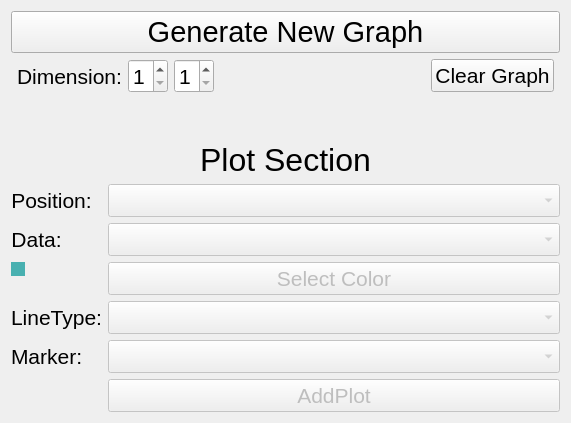
Before: the Qt Designer form View/GraphWindow.ui in BETRU21/GraphicGenerator, drawn with Qt 5.
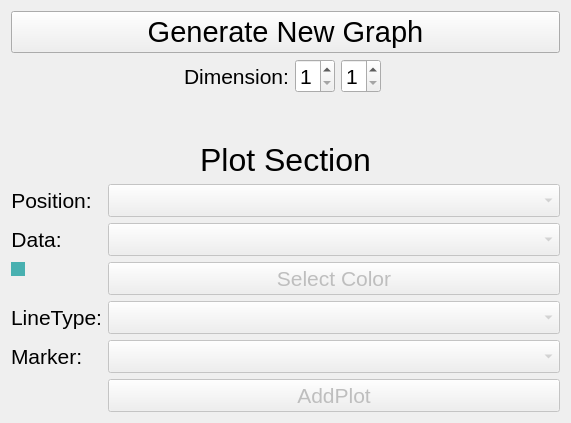
After: the same form once the commit is applied.

Patch:
```diff
--- a/View/GraphWindow.ui
+++ b/View/GraphWindow.ui
@@ -14,85 +14,40 @@
    <string>Form</string>
   </property>
   <layout class="QVBoxLayout" name="verticalLayout">
-   <item>
-    <spacer name="verticalSpacer_5">
-     <property name="orientation">
-      <enum>Qt::Vertical</enum>
-     </property>
-     <property name="sizeHint" stdset="0">
-      <size>
-       <width>20</width>
-       <height>40</height>
-      </size>
-     </property>
-    </spacer>
-   </item>
-   <item>
-    <spacer name="verticalSpacer_8">
-     <property name="orientation">
-      <enum>Qt::Vertical</enum>
-     </property>
-     <property name="sizeHint" stdset="0">
-      <size>
-       <width>20</width>
-       <height>40</height>
-      </size>
-     </property>
-    </spacer>
-   </item>
-   <item>
-    <spacer name="verticalSpacer_7">
-     <property name="orientation">
-      <enum>Qt::Vertical</enum>
-     </property>
-     <property name="sizeHint" stdset="0">
-      <size>
-       <width>20</width>
-       <height>40</height>
-      </size>
-     </property>
-    </spacer>
-   </item>
-   <item>
-    <spacer name="verticalSpacer_6">
-     <property name="orientation">
-      <enum>Qt::Vertical</enum>
-     </property>
-     <property name="sizeHint" stdset="0">
-      <size>
-       <width>20</width>
-       <height>40</height>
-      </size>
-     </property>
-    </spacer>
-   </item>
    <item>
     <layout class="QGridLayout" name="gridLayout_2">
-     <item row="1" column="5">
-      <widget class="QPushButton" name="pb_clear">
-       <property name="font">
-        <font>
-         <pointsize>16</pointsize>
-        </font>
+     <item row="1" column="4">
+      <spacer name="horizontalSpacer_2">
+       <property name="orientation">
+        <enum>Qt::Horizontal</enum>
        </property>
-       <property name="text">
-        <string>Clear Graph</string>
+       <property name="sizeHint" stdset="0">
+        <size>
+         <width>40</width>
+         <height>20</height>
+        </size>
        </property>
-      </widget>
+      </spacer>
      </item>
-     <item row="1" column="1">
-      <widget class="QLabel" name="label_3">
+     <item row="1" column="3">
+      <widget class="QSpinBox" name="sb_y">
+       <property name="maximumSize">
+        <size>
+         <width>40</width>
+         <height>16777215</height>
+        </size>
+       </property>
        <property name="font">
         <font>
          <pointsize>16</pointsize>
         </font>
        </property>
-       <property name="text">
-        <string>Dimension:</string>
+       <property name="minimum">
+        <number>1</number>
        </property>
       </widget>
      </item>
-     <item row="0" column="0" colspan="7">
+     <item row="0" column="0" colspan="6">
       <widget class="QPushButton" name="pb_dimension">
        <property name="font">
         <font>
@@ -104,6 +59,18 @@
        </property>
       </widget>
      </item>
+     <item row="1" column="1">
+      <widget class="QLabel" name="label_3">
+       <property name="font">
+        <font>
+         <pointsize>16</pointsize>
+        </font>
+       </property>
+       <property name="text">
+        <string>Dimension:</string>
+       </property>
+      </widget>
+     </item>
      <item row="1" column="2">
       <widget class="QSpinBox" name="sb_x">
        <property name="minimumSize">
@@ -128,26 +95,8 @@
        </property>
       </widget>
      </item>
-     <item row="1" column="3">
-      <widget class="QSpinBox" name="sb_y">
-       <property name="maximumSize">
-        <size>
-         <width>40</width>
-         <height>16777215</height>
-        </size>
-       </property>
-       <property name="font">
-        <font>
-         <pointsize>16</pointsize>
-        </font>
-       </property>
-       <property name="minimum">
-        <number>1</number>
-       </property>
-      </widget>
-     </item>
-     <item row="1" column="4">
-      <spacer name="horizontalSpacer_2">
+     <item row="1" column="0">
+      <spacer name="horizontalSpacer">
        <property name="orientation">
         <enum>Qt::Horizontal</enum>
        </property>
@@ -161,61 +110,22 @@
      </item>
     </layout>
    </item>
+   <item>
+    <spacer name="verticalSpacer">
+     <property name="orientation">
+      <enum>Qt::Vertical</enum>
+     </property>
+     <property name="sizeHint" stdset="0">
+      <size>
+       <width>20</width>
+       <height>40</height>
+      </size>
+     </property>
+    </spacer>
+   </item>
    <item>
     <layout class="QFormLayout" name="formLayout">
-     <item row="0" column="1">
-      <spacer name="verticalSpacer">
-       <property name="orientation">
-        <enum>Qt::Vertical</enum>
-       </property>
-       <property name="sizeHint" stdset="0">
-        <size>
-         <width>20</width>
-         <height>40</height>
-        </size>
-       </property>
-      </spacer>
-     </item>
-     <item row="1" column="1">
-      <spacer name="verticalSpacer_2">
-       <property name="orientation">
-        <enum>Qt::Vertical</enum>
-       </property>
-       <property name="sizeHint" stdset="0">
-        <size>
-         <width>20</width>
-         <height>40</height>
-        </size>
-       </property>
-      </spacer>
-     </item>
-     <item row="2" column="1">
-      <spacer name="verticalSpacer_3">
-       <property name="orientation">
-        <enum>Qt::Vertical</enum>
-       </property>
-       <property name="sizeHint" stdset="0">
-        <size>
-         <width>20</width>
-         <height>40</height>
-        </size>
-       </property>
-      </spacer>
-     </item>
-     <item row="3" column="1">
-      <spacer name="verticalSpacer_4">
-       <property name="orientation">
-        <enum>Qt::Vertical</enum>
-       </property>
-       <property name="sizeHint" stdset="0">
-        <size>
-         <width>20</width>
-         <height>40</height>
-        </size>
-       </property>
-      </spacer>
-     </item>
-     <item row="4" column="0" colspan="2">
+     <item row="0" column="0" colspan="2">
       <widget class="QLabel" name="label_5">
        <property name="font">
         <font>
@@ -230,7 +140,7 @@
        </property>
       </widget>
      </item>
-     <item row="5" column="0">
+     <item row="1" column="0">
       <widget class="QLabel" name="label_2">
        <property name="font">
         <font>
@@ -245,7 +155,7 @@
        </property>
       </widget>
      </item>
-     <item row="5" column="1">
+     <item row="1" column="1">
       <widget class="QComboBox" name="cmb_pos">
        <property name="enabled">
         <bool>false</bool>
@@ -257,7 +167,7 @@
        </property>
       </widget>
      </item>
-     <item row="6" column="0">
+     <item row="2" column="0">
       <widget class="QLabel" name="label">
        <property name="font">
         <font>
@@ -272,7 +182,7 @@
        </property>
       </widget>
      </item>
-     <item row="6" column="1">
+     <item row="2" column="1">
       <widget class="QComboBox" name="cmb_data">
        <property name="enabled">
         <bool>false</bool>
@@ -284,7 +194,7 @@
        </property>
       </widget>
      </item>
-     <item row="7" column="0">
+     <item row="3" column="0">
       <widget class="QCheckBox" name="ind_color">
        <property name="styleSheet">
         <string notr="true">QCheckBox::indicator{background-color: rgb(72, 176, 176);}</string>
@@ -294,7 +204,7 @@
        </property>
       </widget>
      </item>
-     <item row="7" column="1">
+     <item row="3" column="1">
       <widget class="QPushButton" name="pb_selectColor">
        <property name="enabled">
         <bool>false</bool>
@@ -312,7 +222,7 @@
        </property>
       </widget>
      </item>
-     <item row="8" column="0">
+     <item row="4" column="0">
       <widget class="QLabel" name="label_4">
        <property name="font">
         <font>
@@ -327,7 +237,7 @@
        </property>
       </widget>
      </item>
-     <item row="8" column="1">
+     <item row="4" column="1">
       <widget class="QComboBox" name="cmb_lineType">
        <property name="enabled">
         <bool>false</bool>
@@ -339,7 +249,7 @@
        </property>
       </widget>
      </item>
-     <item row="9" column="0">
+     <item row="5" column="0">
       <widget class="QLabel" name="label_6">
        <property name="font">
         <font>
@@ -351,7 +261,19 @@
        </property>
       </widget>
      </item>
-     <item row="10" column="1">
+     <item row="5" column="1">
+      <widget class="QComboBox" name="cmb_marker">
+       <property name="enabled">
+        <bool>false</bool>
+       </property>
+       <property name="font">
+        <font>
+         <pointsize>16</pointsize>
+        </font>
+       </property>
+      </widget>
+     </item>
+     <item row="6" column="1">
       <widget class="QPushButton" name="pb_addPlot">
        <property name="enabled">
         <bool>false</bool>
@@ -366,18 +288,6 @@
        </property>
       </widget>
      </item>
-     <item row="9" column="1">
-      <widget class="QComboBox" name="cmb_marker">
-       <property name="enabled">
-        <bool>false</bool>
-       </property>
-       <property name="font">
-        <font>
-         <pointsize>16</pointsize>
-        </font>
-       </property>
-      </widget>
-     </item>
     </layout>
    </item>
   </layout>
```
